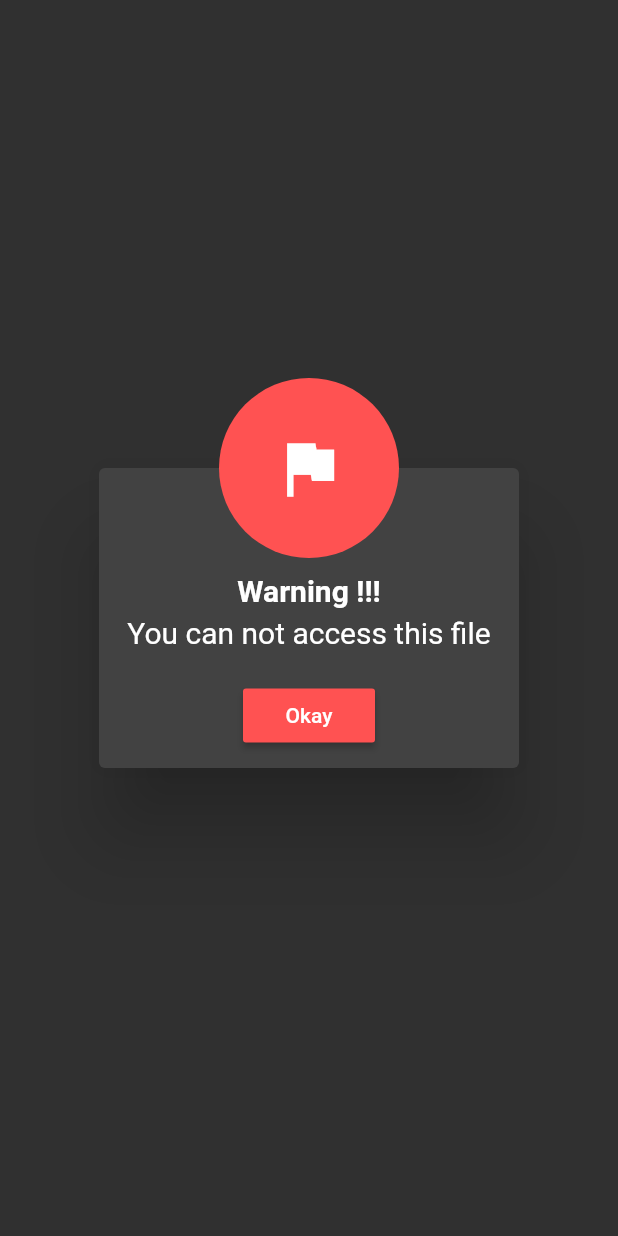
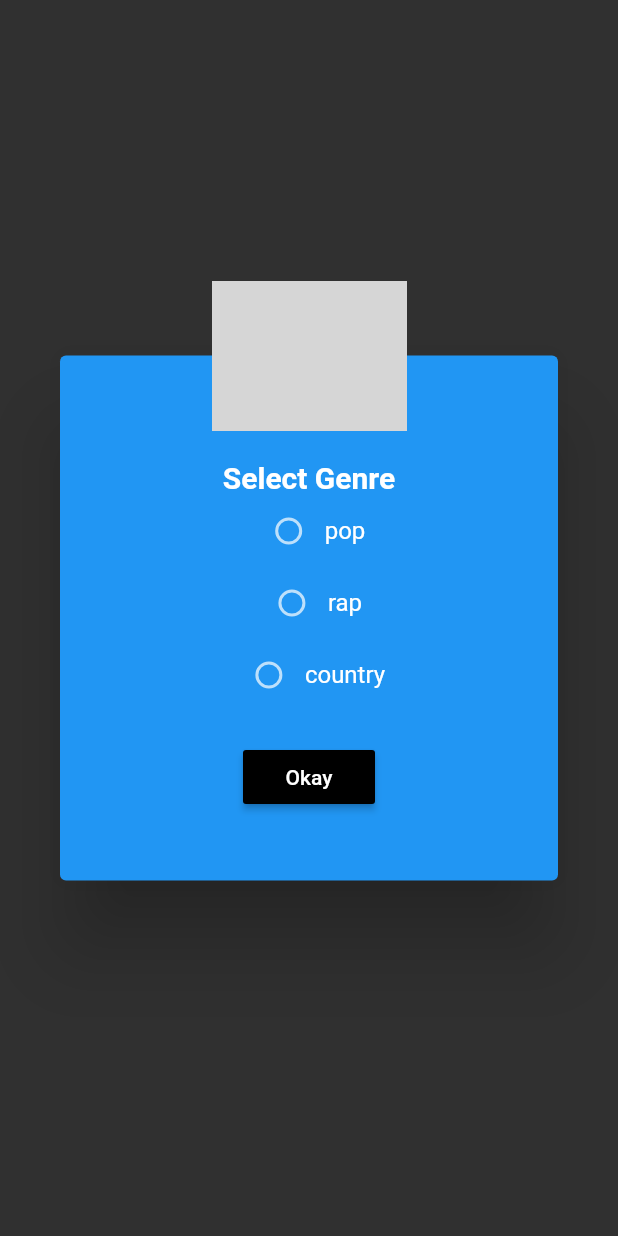
Before and after one commit to CraveMusicApp/crave-flutter, a Flutter app: the DialogPopup widget shown alone on an empty page, opened directly, on a phone screen of 412 x 824 dp. Run offline on Flutter 3.47's test engine with Material 2 defaults, Android fonts, the phone set to English and light mode, and no system bars; our stand-ins replace firebase_auth, firebase_core, flutter_signin_button, google_sign_in, just_audio; accounts and stored records are empty; grey boxes are pictures that could not be loaded.

Commit message:
created dialog popup menu so a user can switch genre

```diff
--- a/lib/components/appBar.dart
+++ b/lib/components/appBar.dart
@@ -9,7 +9,7 @@ Widget myAppBar(String title, BuildContext context) {
     actions: <Widget>[
       IconButton(
         icon: const Icon(Icons.music_note_outlined),
-        tooltip: 'Open shopping cart',
+        tooltip: 'Open Music Selection',
         color: Colors.black,
         iconSize: 30,
         onPressed: () {
--- a/lib/components/popup/dialog.dart
+++ b/lib/components/popup/dialog.dart
@@ -6,45 +6,112 @@ class DialogPopup extends StatefulWidget {
 }
 
 class _DialogPopupState extends State<DialogPopup> {
+  var genreArr = ['pop', 'rap', 'country'];
+  String _genreGroupValue = ' ';
   @override
   Widget build(BuildContext context) {
     return Dialog(
-      shape: RoundedRectangleBorder(
-        borderRadius: BorderRadius.circular(4.0)
-      ),
+        shape: RoundedRectangleBorder(borderRadius: BorderRadius.circular(4.0)),
+        backgroundColor: Colors.blue[500],
         child: Stack(
-        clipBehavior: Clip.none, alignment: Alignment.topCenter,
+          clipBehavior: Clip.none,
+          alignment: Alignment.topCenter,
           children: [
             Container(
-            height: 200,
+              height: 350,
               child: Padding(
                 padding: const EdgeInsets.fromLTRB(10, 70, 10, 10),
                 child: Column(
                   children: [
-                  Text('Warning !!!', style: TextStyle(fontWeight: FontWeight.bold, fontSize: 20),),
-                  SizedBox(height: 5,),
-                  Text('You can not access this file', style: TextStyle(fontSize: 20),),
-                  SizedBox(height: 20,),
-                  RaisedButton(onPressed: () {
+                    Text(
+                      'Select Genre',
+                      style: TextStyle(
+                          fontWeight: FontWeight.bold,
+                          fontSize: 20,
+                          color: Colors.white),
+                    ),
+                    Container(
+                      child: Row(
+                          mainAxisAlignment: MainAxisAlignment.center,
+                          children: <Widget>[
+                            Radio(
+                              value: genreArr[0],
+                              groupValue: _genreGroupValue,
+                              onChanged: (val) {
+                                _genreGroupValue = val;
+                                setState(() {
+
+                                  });
+                              },
+                              activeColor: Colors.white,
+                            ),
+                            Text(genreArr[0],
+                                style: TextStyle(
+                                    color: Colors.white, fontSize: 16)),
+                          ]),
+                    ),
+                    Container(
+                      child: Row(
+                          mainAxisAlignment: MainAxisAlignment.center,
+                          children: <Widget>[
+                            Radio(
+                                groupValue: _genreGroupValue,
+                                value: genreArr[1],
+                                activeColor: Colors.white,
+                                onChanged: (val) {
+                                  _genreGroupValue = val;
+                                  setState(() {
+
+                                  });
+                                }),
+                            Text(genreArr[1],
+                                style: TextStyle(
+                                    color: Colors.white, fontSize: 16)),
+                          ]),
+                    ),
+                    Container(
+                      child: Row(
+                          mainAxisAlignment: MainAxisAlignment.center,
+                          children: <Widget>[
+                            Radio(
+                                groupValue: _genreGroupValue,
+                                value: genreArr[2],
+                                activeColor: Colors.white,
+                                onChanged: (val) {
+                                  _genreGroupValue = val;
+                                  setState(() {
+
+                                  });
+                                }),
+                            Text(genreArr[2],
+                                style: TextStyle(
+                                    color: Colors.white, fontSize: 16)),
+                          ]),
+                    ),
+                    SizedBox(
+                      height: 20,
+                    ),
+                    RaisedButton(
+                      onPressed: () {
                         Navigator.of(context).pop();
                       },
-                    color: Colors.redAccent,
-                    child: Text('Okay', style: TextStyle(color: Colors.white),),
+                      color: Colors.black,
+                      child: Text(
+                        'Okay',
+                        style: TextStyle(color: Colors.white),
+                      ),
                     )
                   ],
                 ),
               ),
             ),
             Positioned(
-            top: -60,
-            child: CircleAvatar(
-              backgroundColor: Colors.redAccent,
-              radius: 60,
-              child: Icon(Icons.assistant_photo, color: Colors.white, size: 50,),
-            )
-          ),
+                top: -50,
+                child: ClipOval(
+                  child:
+                      Image.asset("assets/music.gif", height: 100, width: 130),
+                )),
           ],
-      )
-    );
+        ));
   }
 }
--- a/pubspec.yaml
+++ b/pubspec.yaml
@@ -73,6 +73,7 @@ flutter:
     - Blond.jpg
     - alex.jpg
     - graduation.jpg
+    - music.gif
   fonts:
     - family: Montserrat
       fonts:
```
Also changed, not shown: assets/music.gif (added). Lines whose indentation alone changed are shown as unchanged.
